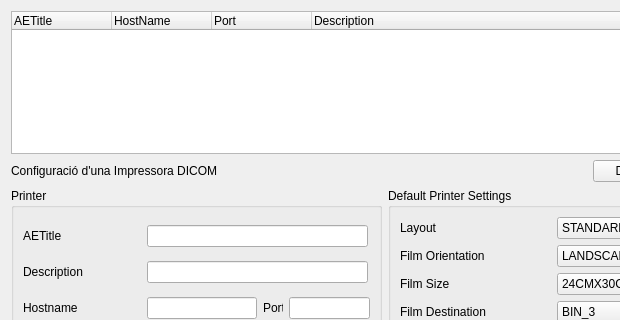
starviewer-medical/starviewer, file starviewer/src/extensions/playground/imageprint/qdicomprinterconfigurationwidgetbase.ui: the form before one commit; both pictures show x 0 to 620 and y 0 to 320 of the 770 by 541 pixel window.
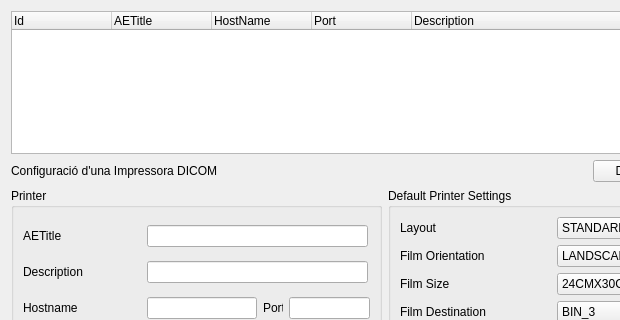
The form after the commit.

The edit to the form file:
```diff
--- a/starviewer/src/extensions/playground/imageprint/qdicomprinterconfigurationwidgetbase.ui
+++ b/starviewer/src/extensions/playground/imageprint/qdicomprinterconfigurationwidgetbase.ui
@@ -16,6 +16,11 @@
   <layout class="QGridLayout" name="gridLayout_4">
    <item row="0" column="0" colspan="2">
     <widget class="QTreeWidget" name="m_listPrintersTreeWidget">
+     <column>
+      <property name="text">
+       <string>Id</string>
+      </property>
+     </column>
      <column>
       <property name="text">
        <string>AETitle</string>
```
Left out of the diff: 81 changed lines with no effect on the pictures.
